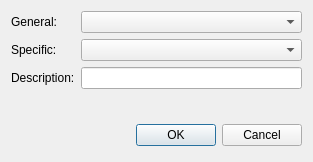
The window that src/activity.ui (psi-im/psi) describes before a commit, drawn with Qt 5.
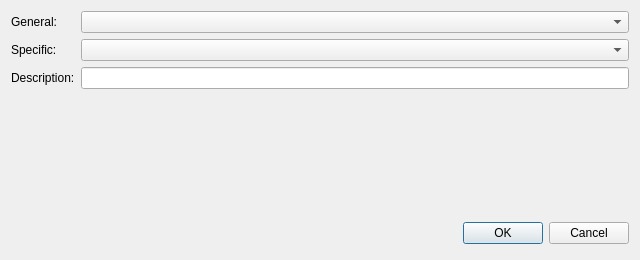
The same window after the commit.

```diff
--- a/src/activity.ui
+++ b/src/activity.ui
@@ -1,12 +1,12 @@
 <ui version="4.0" >
  <class>Activity</class>
- <widget class="QDialog" name="Activity" >
-  <property name="geometry" >
+ <widget class="QDialog" name="Activity">
+  <property name="geometry">
    <rect>
     <x>0</x>
     <y>0</y>
-    <width>313</width>
-    <height>162</height>
+    <width>640</width>
+    <height>260</height>
    </rect>
   </property>
   <property name="windowTitle" >
```
Left out of the diff: 63 changed lines with no effect on the pictures.
